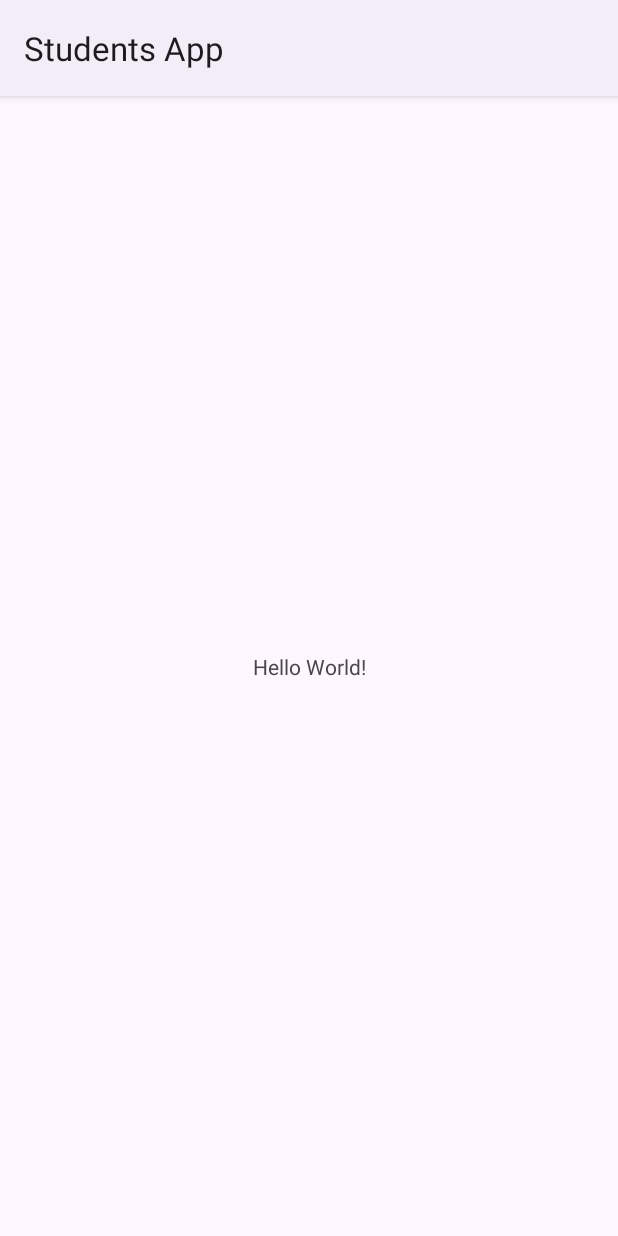
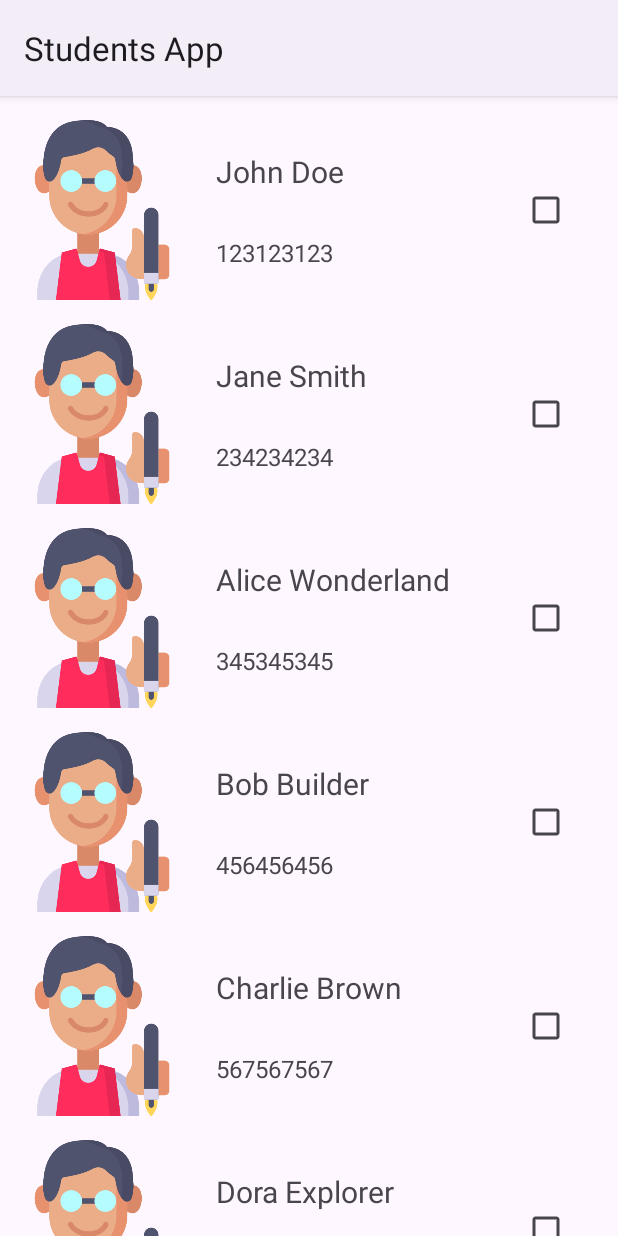
Before and after one commit to iyehuda/students-app, an Android app: the screen it shows after launch (StudentListActivity), on a phone screen of 412 x 824 dp. Run offline under Robolectric (Android 15) with nearby library versions, the phone set to English and light mode, and no system bars.

Commit message:
Add student list
* Added recycler view with student list
* The student list is currently hard-coded

```diff
--- /dev/null
+++ b/app/src/main/java/com/iyehuda/studentsapp/Student.kt
@@ -0,0 +1,3 @@
+package com.iyehuda.studentsapp
+
+data class Student(var id: String, var name: String, var checked: Boolean = false)
--- /dev/null
+++ b/app/src/main/java/com/iyehuda/studentsapp/StudentAdapter.kt
@@ -0,0 +1,39 @@
+package com.iyehuda.studentsapp
+
+import android.view.LayoutInflater
+import android.view.View
+import android.view.ViewGroup
+import android.widget.CheckBox
+import android.widget.TextView
+import androidx.recyclerview.widget.RecyclerView
+
+class StudentAdapter(private val students: List<Student>) : RecyclerView.Adapter<StudentViewHolder>() {
+    override fun onCreateViewHolder(parent: ViewGroup, viewType: Int): StudentViewHolder {
+        val view = LayoutInflater.from(parent.context).inflate(R.layout.student_item, parent, false)
+        return StudentViewHolder(view)
+    }
+
+    override fun onBindViewHolder(holder: StudentViewHolder, position: Int) {
+        holder.bind(students[position])
+    }
+
+    override fun getItemCount(): Int {
+        return students.size
+    }
+}
+
+class StudentViewHolder(itemView: View) : RecyclerView.ViewHolder(itemView) {
+    private val name: TextView = itemView.findViewById(R.id.studentName)
+    private val id: TextView = itemView.findViewById(R.id.studentId)
+    private val checkBox: CheckBox = itemView.findViewById(R.id.studentCheck)
+
+    fun bind(student: Student) {
+        name.text = student.name
+        id.text = student.id
+        checkBox.isChecked = student.checked
+
+        checkBox.setOnCheckedChangeListener { _, isChecked ->
+            student.checked = isChecked
+        }
+    }
+}
--- a/app/src/main/java/com/iyehuda/studentsapp/StudentListActivity.kt
+++ b/app/src/main/java/com/iyehuda/studentsapp/StudentListActivity.kt
@@ -2,10 +2,30 @@ package com.iyehuda.studentsapp
 
 import android.os.Bundle
 import androidx.appcompat.app.AppCompatActivity
+import androidx.recyclerview.widget.LinearLayoutManager
+import androidx.recyclerview.widget.RecyclerView
 
 class StudentListActivity : AppCompatActivity() {
+    private val students = listOf(
+        Student("123123123", "John Doe"),
+        Student("234234234", "Jane Smith"),
+        Student("345345345", "Alice Wonderland"),
+        Student("456456456", "Bob Builder"),
+        Student("567567567", "Charlie Brown"),
+        Student("678678678", "Dora Explorer"),
+        Student("789789789", "Eve Adams"),
+        Student("890890890", "Frank Sinatra"),
+        Student("901901901", "Grace Kelly"),
+        Student("012012012", "Henry Ford")
+    )
+
     override fun onCreate(savedInstanceState: Bundle?) {
         super.onCreate(savedInstanceState)
         setContentView(R.layout.activity_student_list)
+
+        val adapter = StudentAdapter(students)
+        val studentList: RecyclerView = findViewById(R.id.studentList)
+        studentList.layoutManager = LinearLayoutManager(this)
+        studentList.adapter = adapter
     }
 }
--- a/app/src/main/res/layout/activity_student_list.xml
+++ b/app/src/main/res/layout/activity_student_list.xml
@@ -6,11 +6,11 @@
     android:layout_height="match_parent"
     tools:context=".StudentListActivity">
 
-    <TextView
-        android:layout_width="wrap_content"
+    <androidx.recyclerview.widget.RecyclerView
+        android:id="@+id/studentList"
+        android:layout_width="match_parent"
         android:layout_height="wrap_content"
-        android:text="Hello World!"
-        app:layout_constraintBottom_toBottomOf="parent"
+        android:layout_marginTop="8dp"
         app:layout_constraintEnd_toEndOf="parent"
         app:layout_constraintStart_toStartOf="parent"
         app:layout_constraintTop_toTopOf="parent" />
--- /dev/null
+++ b/app/src/main/res/layout/student_item.xml
@@ -0,0 +1,60 @@
+<?xml version="1.0" encoding="utf-8"?>
+<androidx.constraintlayout.widget.ConstraintLayout xmlns:android="http://schemas.android.com/apk/res/android"
+    xmlns:app="http://schemas.android.com/apk/res-auto"
+    xmlns:tools="http://schemas.android.com/tools"
+    android:layout_width="match_parent"
+    android:layout_height="wrap_content">
+
+    <ImageView
+        android:id="@+id/studentAvatar"
+        android:layout_width="120dp"
+        android:layout_height="120dp"
+        android:layout_marginStart="8dp"
+        android:layout_marginTop="8dp"
+        android:layout_marginBottom="8dp"
+        android:importantForAccessibility="no"
+        app:layout_constraintBottom_toBottomOf="parent"
+        app:layout_constraintStart_toStartOf="parent"
+        app:layout_constraintTop_toTopOf="parent"
+        app:srcCompat="@drawable/student" />
+
+    <TextView
+        android:id="@+id/studentName"
+        android:layout_width="wrap_content"
+        android:layout_height="wrap_content"
+        android:layout_marginStart="16dp"
+        tools:text="John Doe"
+        android:textSize="20sp"
+        app:layout_constraintBottom_toTopOf="@+id/studentId"
+        app:layout_constraintStart_toEndOf="@+id/studentAvatar"
+        app:layout_constraintTop_toTopOf="parent" />
+
+    <TextView
+        android:id="@+id/studentId"
+        android:layout_width="wrap_content"
+        android:layout_height="wrap_content"
+        tools:text="123123123"
+        android:textSize="16sp"
+        app:layout_constraintBottom_toBottomOf="parent"
+        app:layout_constraintStart_toStartOf="@+id/studentName"
+        app:layout_constraintTop_toBottomOf="@+id/studentName" />
+
+    <CheckBox
+        android:id="@+id/studentCheck"
+        android:layout_width="wrap_content"
+        android:layout_height="wrap_content"
+        android:layout_marginEnd="24dp"
+        app:layout_constraintBottom_toBottomOf="parent"
+        app:layout_constraintEnd_toEndOf="parent"
+        app:layout_constraintTop_toTopOf="parent" />
+
+    <Space
+        android:id="@+id/spacer"
+        android:layout_width="match_parent"
+        android:layout_height="1dp"
+        android:background="?android:attr/listDivider"
+        app:layout_constraintBottom_toBottomOf="parent"
+        app:layout_constraintEnd_toEndOf="parent"
+        app:layout_constraintStart_toStartOf="parent" />
+
+</androidx.constraintlayout.widget.ConstraintLayout>
```
Also changed, not shown: app/src/main/res/drawable/student.png (added).
